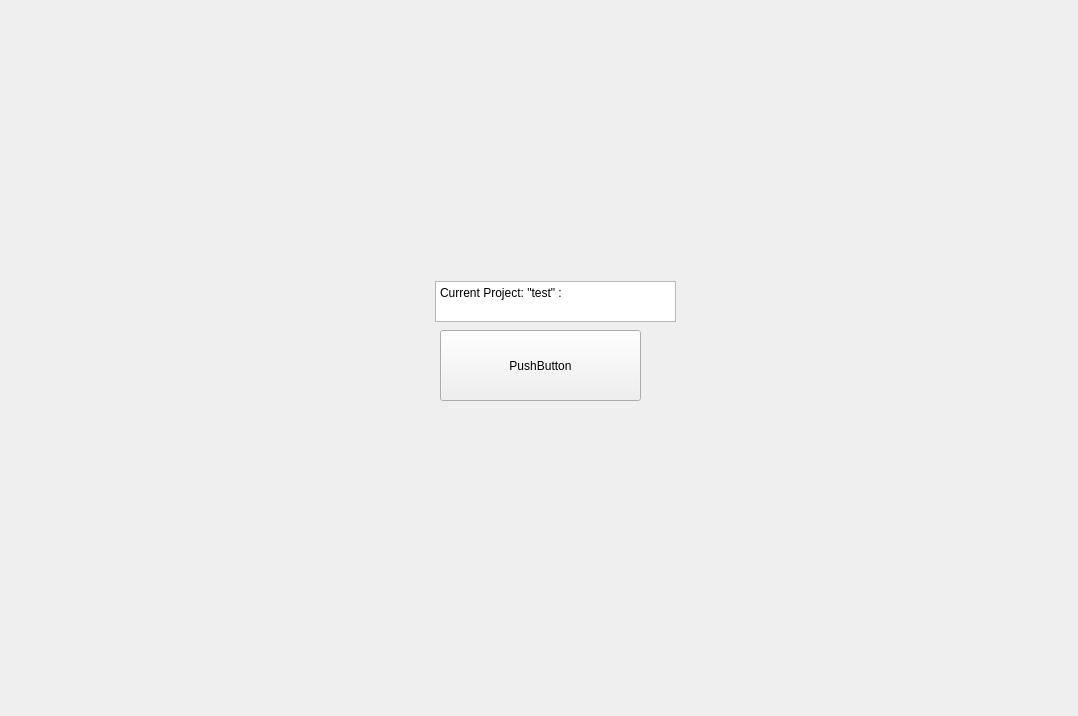
dbowersock18/Time-Tracker, file QTDesignerTest.ui: the form before one commit.
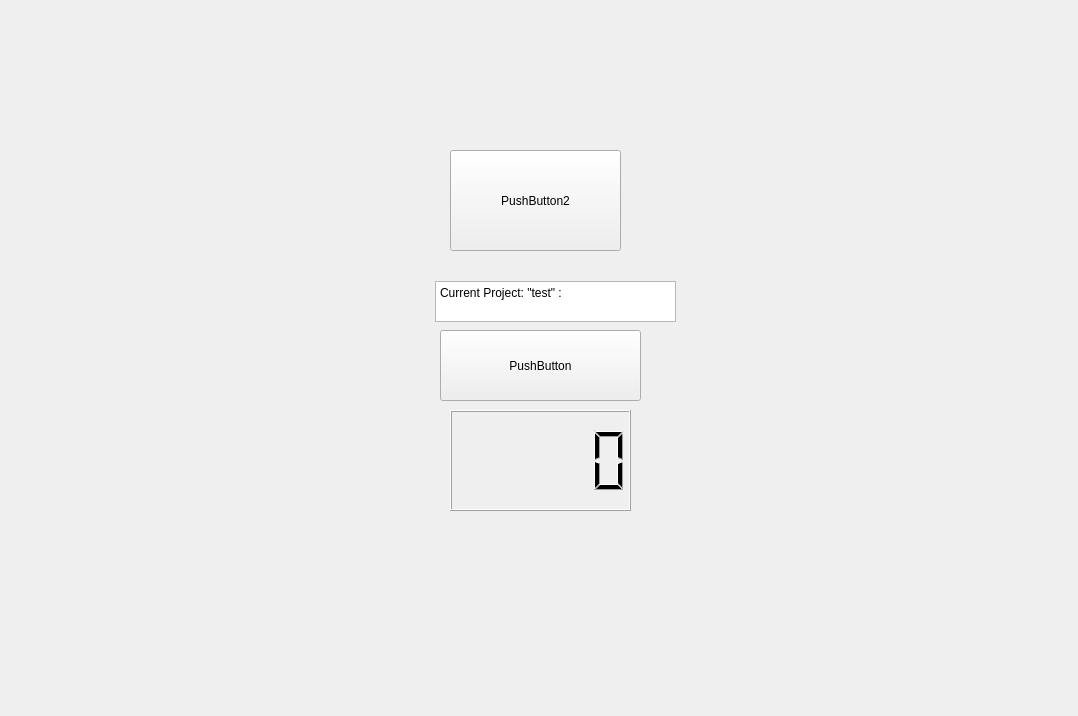
The form after the commit.

```diff
--- a/QTDesignerTest.ui
+++ b/QTDesignerTest.ui
@@ -47,6 +47,29 @@
 &lt;p style=&quot;-qt-paragraph-type:empty; margin-top:0px; margin-bottom:0px; margin-left:0px; margin-right:0px; -qt-block-indent:0; text-indent:0px;&quot;&gt;&lt;br /&gt;&lt;/p&gt;&lt;/body&gt;&lt;/html&gt;</string>
    </property>
   </widget>
+  <widget class="QLCDNumber" name="lcdNumber">
+   <property name="geometry">
+    <rect>
+     <x>450</x>
+     <y>410</y>
+     <width>181</width>
+     <height>101</height>
+    </rect>
+   </property>
+  </widget>
+  <widget class="QPushButton" name="pushButton_2">
+   <property name="geometry">
+    <rect>
+     <x>450</x>
+     <y>150</y>
+     <width>171</width>
+     <height>101</height>
+    </rect>
+   </property>
+   <property name="text">
+    <string>PushButton2</string>
+   </property>
+  </widget>
  </widget>
  <resources/>
  <connections/>
```
